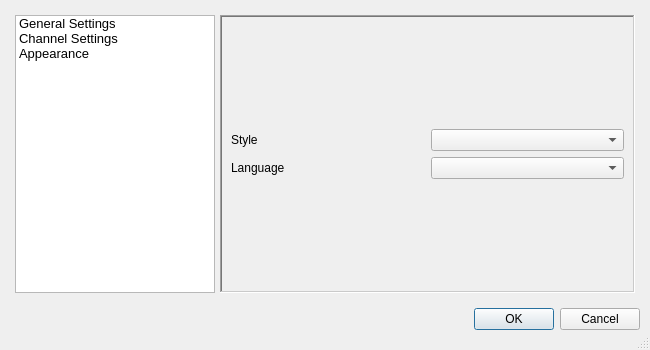
The window that gui_preferences.ui (Shub77/phoebetria-code) describes before a commit, drawn with Qt 5.
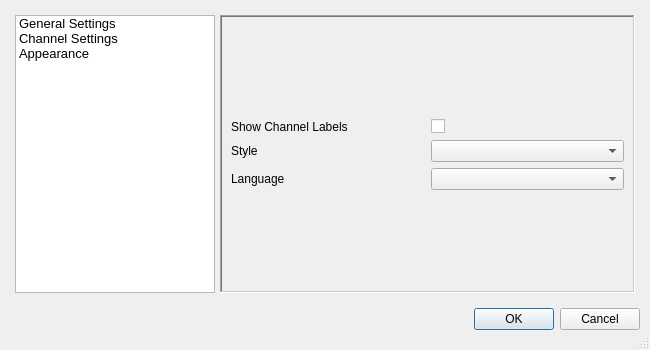
The same window after the commit. Icons and pictures are not drawn.

Commit message: Added Temperature and RPM channel labels

Diff of the .ui file:
```diff
--- a/gui_preferences.ui
+++ b/gui_preferences.ui
@@ -438,27 +438,24 @@
        </widget>
        <widget class="QWidget" name="page_appearanceSettings">
         <layout class="QGridLayout" name="gridLayout_6">
-         <item row="1" column="0">
-          <widget class="QLabel" name="lbl_selectStyle">
-           <property name="text">
-            <string>Style</string>
-           </property>
-          </widget>
-         </item>
-         <item row="1" column="1">
-          <widget class="QComboBox" name="ctrl_style"/>
-         </item>
          <item row="2" column="1">
-          <widget class="QComboBox" name="ctrl_language"/>
+          <widget class="QComboBox" name="ctrl_style"/>
          </item>
          <item row="2" column="0">
+          <widget class="QLabel" name="lbl_selectStyle">
+           <property name="text">
+            <string>Style</string>
+           </property>
+          </widget>
+         </item>
+         <item row="3" column="0">
           <widget class="QLabel" name="lbl_selectLanguage">
            <property name="text">
             <string>Language</string>
            </property>
           </widget>
          </item>
-         <item row="4" column="0">
+         <item row="5" column="0">
           <spacer name="verticalSpacer_2">
            <property name="orientation">
             <enum>Qt::Vertical</enum>
@@ -484,6 +481,23 @@
            </property>
           </spacer>
          </item>
+         <item row="3" column="1">
+          <widget class="QComboBox" name="ctrl_language"/>
+         </item>
+         <item row="1" column="1">
+          <widget class="QCheckBox" name="ctrl_showChannelLabels">
+           <property name="text">
+            <string/>
+           </property>
+          </widget>
+         </item>
+         <item row="1" column="0">
+          <widget class="QLabel" name="lbl_showChannelLabels">
+           <property name="text">
+            <string>Show Channel Labels</string>
+           </property>
+          </widget>
+         </item>
         </layout>
        </widget>
       </widget>
```
The commit also changes 6 other files.
